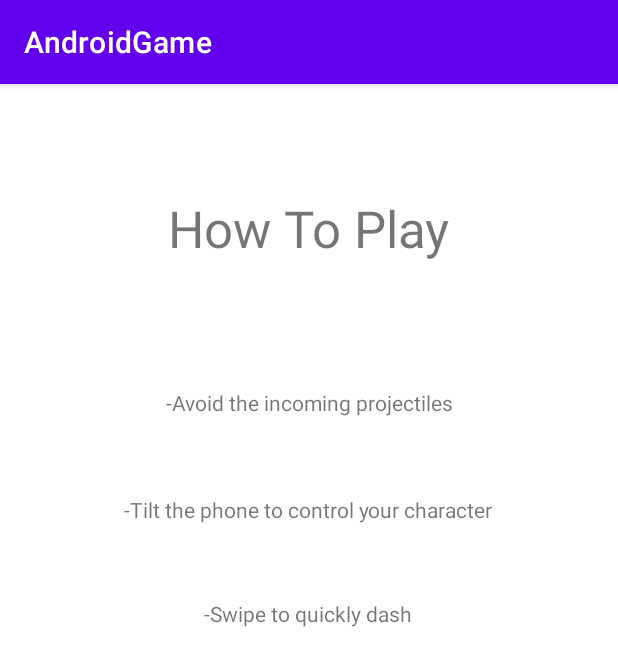
After one commit to Islamjdallali/AndroidGame, an Android app: the HowToPlayActivity screen opened directly, with no data from a screen before it, on a phone screen of 412 x 824 dp. The commit adds this screen. Shown: the top 666 px of the screen. Run offline under Robolectric (Android 15) with nearby library versions, the phone set to English and light mode, and no system bars.

Commit message:
added a how to play activity

```diff
--- a/app/src/main/AndroidManifest.xml
+++ b/app/src/main/AndroidManifest.xml
@@ -12,6 +12,13 @@
         android:supportsRtl="true"
         android:theme="@style/Theme.AndroidGame"
         tools:targetApi="31">
+        <activity
+            android:name=".HowToPlayActivity"
+            android:exported="false">
+            <meta-data
+                android:name="android.app.lib_name"
+                android:value="" />
+        </activity>
         <activity
             android:name=".GameActivity"
             android:exported="false"
--- /dev/null
+++ b/app/src/main/java/tees/ac/uk/mgd/w9090951/example/androidgame/HowToPlayActivity.java
@@ -0,0 +1,15 @@
+package tees.ac.uk.mgd.w9090951.example.androidgame;
+
+import androidx.appcompat.app.AppCompatActivity;
+
+import android.os.Bundle;
+
+public class HowToPlayActivity extends AppCompatActivity {
+
+    @Override
+    protected void onCreate(Bundle savedInstanceState)
+    {
+        super.onCreate(savedInstanceState);
+        setContentView(R.layout.activity_how_to_play);
+    }
+}
--- a/app/src/main/java/tees/ac/uk/mgd/w9090951/example/androidgame/MainActivity.java
+++ b/app/src/main/java/tees/ac/uk/mgd/w9090951/example/androidgame/MainActivity.java
@@ -20,6 +20,12 @@ public class MainActivity extends AppCompatActivity {
         startActivity(intent);
     }
 
+    public void LaunchHowToPlayActivity(View view)
+    {
+        Intent intent = new Intent(this,HowToPlayActivity.class);
+        startActivity(intent);
+    }
+
     public void QuitGame(View view)
     {
         finish();
--- /dev/null
+++ b/app/src/main/res/layout/activity_how_to_play.xml
@@ -0,0 +1,64 @@
+<?xml version="1.0" encoding="utf-8"?>
+<androidx.constraintlayout.widget.ConstraintLayout xmlns:android="http://schemas.android.com/apk/res/android"
+    xmlns:app="http://schemas.android.com/apk/res-auto"
+    xmlns:tools="http://schemas.android.com/tools"
+    android:layout_width="match_parent"
+    android:layout_height="match_parent"
+    tools:context=".HowToPlayActivity">
+
+    <TextView
+        android:id="@+id/textView2"
+        android:layout_width="wrap_content"
+        android:layout_height="wrap_content"
+        android:layout_marginStart="176dp"
+        android:layout_marginTop="73dp"
+        android:layout_marginEnd="177dp"
+        android:text="How To Play"
+        android:textAlignment="center"
+        android:textSize="34sp"
+        app:layout_constraintEnd_toEndOf="parent"
+        app:layout_constraintStart_toStartOf="parent"
+        app:layout_constraintTop_toTopOf="parent" />
+
+    <TextView
+        android:id="@+id/textView3"
+        android:layout_width="wrap_content"
+        android:layout_height="wrap_content"
+        android:layout_marginStart="176dp"
+        android:layout_marginTop="84dp"
+        android:layout_marginEnd="178dp"
+        android:text="-Avoid the incoming projectiles"
+        android:textAlignment="center"
+        app:layout_constraintEnd_toEndOf="parent"
+        app:layout_constraintHorizontal_bias="0.496"
+        app:layout_constraintStart_toStartOf="parent"
+        app:layout_constraintTop_toBottomOf="@+id/textView2" />
+
+    <TextView
+        android:id="@+id/textView4"
+        android:layout_width="wrap_content"
+        android:layout_height="wrap_content"
+        android:layout_marginStart="82dp"
+        android:layout_marginTop="52dp"
+        android:layout_marginEnd="83dp"
+        android:text="-Tilt the phone to control your character"
+        android:textAlignment="center"
+        app:layout_constraintEnd_toEndOf="parent"
+        app:layout_constraintStart_toStartOf="parent"
+        app:layout_constraintTop_toBottomOf="@+id/textView3" />
+
+    <TextView
+        android:id="@+id/textView6"
+        android:layout_width="wrap_content"
+        android:layout_height="wrap_content"
+        android:layout_marginStart="176dp"
+        android:layout_marginTop="50dp"
+        android:layout_marginEnd="178dp"
+        android:text="-Swipe to quickly dash"
+        android:textAlignment="center"
+        app:layout_constraintEnd_toEndOf="parent"
+        app:layout_constraintHorizontal_bias="0.511"
+        app:layout_constraintStart_toStartOf="parent"
+        app:layout_constraintTop_toBottomOf="@+id/textView4" />
+
+</androidx.constraintlayout.widget.ConstraintLayout>
```
